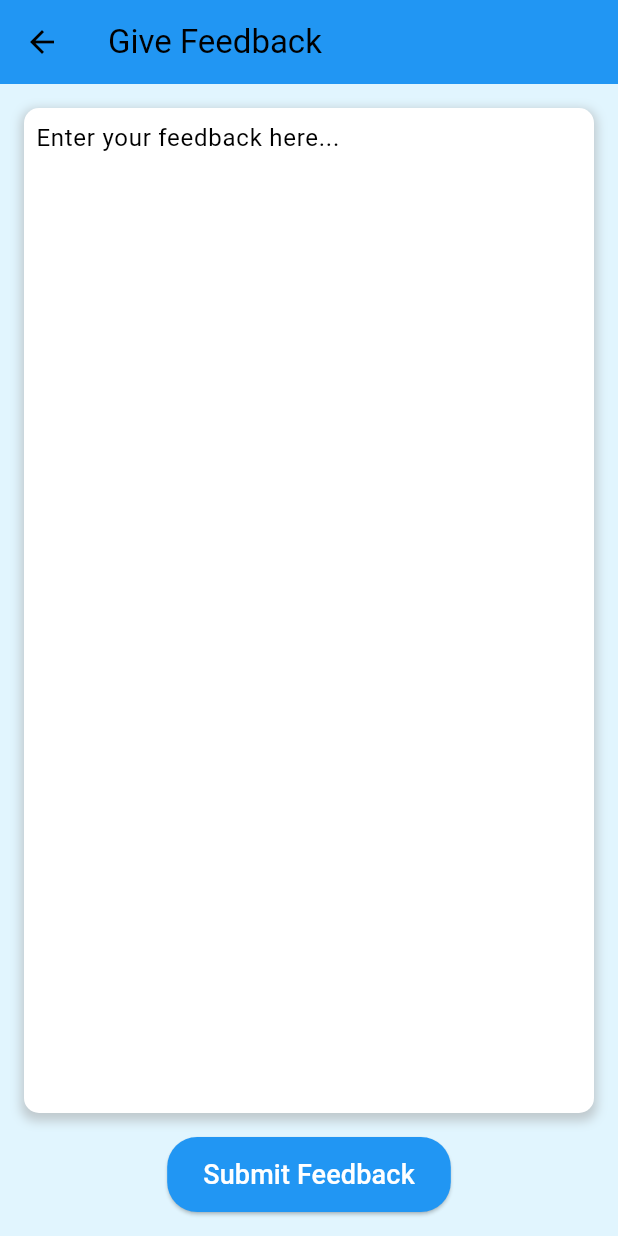
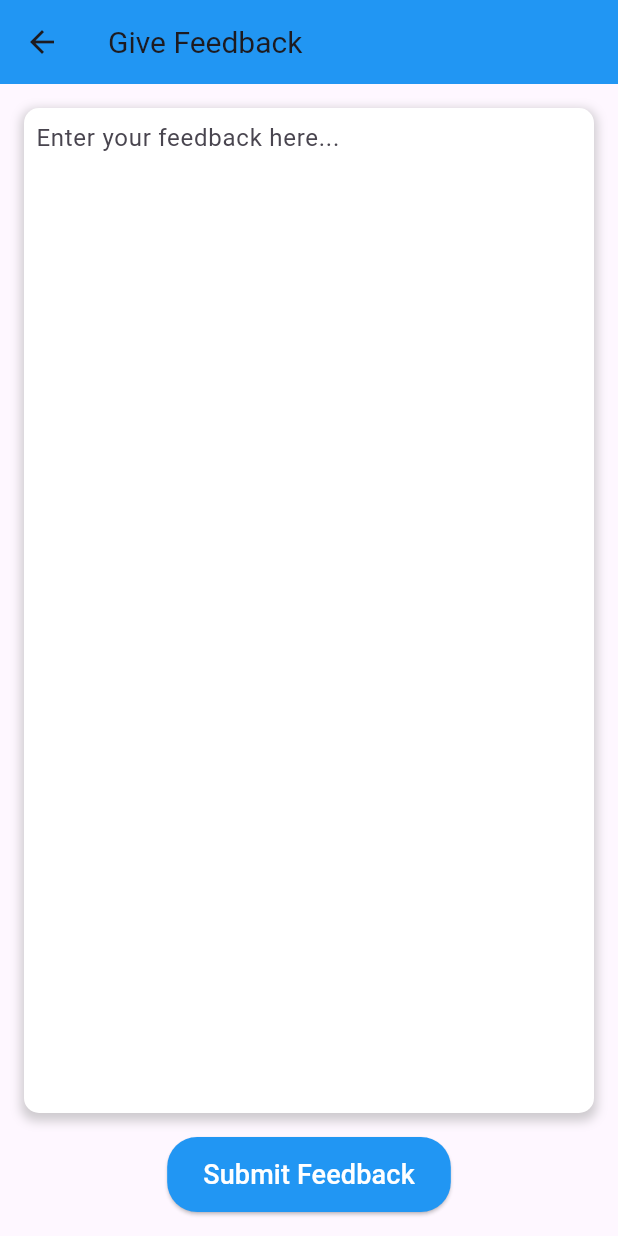
Before and after one commit to mohit-work/aqua, a Flutter app: the screen it shows after launch, in the side drawer, after a tap on "Give Feedback", on a phone screen of 412 x 824 dp. Run offline on Flutter 3.47's test engine with Material 3 defaults, Android fonts, the phone set to English and light mode, and no system bars; our stand-ins replace firebase_core, fl_chart; accounts and stored records are empty.

Commit message:
second commit

```diff
--- a/lib/main.dart
+++ b/lib/main.dart
@@ -1,19 +1,19 @@
 import 'package:flutter/material.dart';
 import 'dart:async' show Timer;
 import 'dart:math';
-
-// Import other pages
 import 'feedback.dart';
 import 'rate.dart';
 import 'contact.dart';
 import 'graph.dart';
 
 void main() {
-  runApp(MyApp());
+  runApp(const MyApp());
 }
 
 class MyApp extends StatefulWidget {
   static ThemeMode themeMode = ThemeMode.system;
+
+  const MyApp({super.key});
 
   static void updateThemeMode(ThemeMode mode) {
     themeMode = mode;
@@ -30,44 +30,44 @@ class _MyAppState extends State<MyApp> {
   Widget build(BuildContext context) {
     return MaterialApp(
       title: 'Chlorine Level Monitor',
-      theme: ThemeData.light().copyWith(
-        colorScheme: ColorScheme.fromSwatch(
-          primarySwatch: Colors.blue,
-          accentColor: Colors.lightBlueAccent,
-        ),
-        scaffoldBackgroundColor: Colors.lightBlue[50],
+      theme: ThemeData(
+        primarySwatch: Colors.teal,
+        hintColor: Colors.tealAccent,
         textTheme: const TextTheme(
           bodyText1: TextStyle(
             color: Colors.black87,
+            fontSize: 16.0,
           ),
           bodyText2: TextStyle(
             color: Colors.black87,
+            fontSize: 14.0,
           ),
           headline6: TextStyle(
-            color: Colors.black,
+            color: Colors.teal,
             fontFamily: 'Roboto',
+            fontSize: 20.0,
           ),
         ),
       ),
       darkTheme: ThemeData.dark().copyWith(
-        colorScheme: ColorScheme.fromSwatch(
-          primarySwatch: Colors.blue,
-          accentColor: Colors.lightBlueAccent,
-          brightness: Brightness.dark,
-        ),
-        scaffoldBackgroundColor: Colors.grey[900],
+        brightness: Brightness.dark,
         textTheme: const TextTheme(
           bodyText1: TextStyle(
-            color: Colors.white70, // Adjusted to a lighter shade of white
+            color: Colors.white70,
+            fontSize: 16.0,
           ),
           bodyText2: TextStyle(
-            color: Colors.white70, // Adjusted to a lighter shade of white
+            color: Colors.white70,
+            fontSize: 14.0,
           ),
           headline6: TextStyle(
-            color: Colors.white,
+            color: Colors.tealAccent,
             fontFamily: 'Roboto',
+            fontSize: 20.0,
           ),
         ),
+        colorScheme: ColorScheme.fromSwatch(primarySwatch: Colors.teal)
+            .copyWith(secondary: Colors.tealAccent),
       ),
       themeMode: MyApp.currentThemeMode,
       initialRoute: '/',
@@ -78,6 +78,8 @@ class _MyAppState extends State<MyApp> {
     );
   }
 }
+
+// ... rest of the code for ChlorineLevelScreen ...
 
 class ChlorineLevelScreen extends StatefulWidget {
   @override
@@ -192,15 +194,16 @@ class _ChlorineLevelScreenState extends State<ChlorineLevelScreen>
               begin: Alignment.topCenter,
               end: Alignment.bottomCenter,
               colors: [
-                Theme.of(context).colorScheme.background,
-                Theme.of(context).colorScheme.surface,
+                // Slightly darken the background color for the drawer
+                Theme.of(context).colorScheme.background.withOpacity(0.9),
+                Theme.of(context).colorScheme.surface.withOpacity(0.9),
               ],
             ),
           ),
           child: ListView(
             padding: EdgeInsets.zero,
             children: <Widget>[
-              DrawerHeader(
+              const DrawerHeader(
                 decoration: BoxDecoration(
                   color: Colors.transparent,
                 ),
@@ -213,7 +216,7 @@ class _ChlorineLevelScreenState extends State<ChlorineLevelScreen>
                 ),
               ),
               ListTile(
-                title: Text(
+                title: const Text(
                   'Give Feedback',
                   style: TextStyle(color: Colors.white),
                 ),
@@ -229,7 +232,7 @@ class _ChlorineLevelScreenState extends State<ChlorineLevelScreen>
                 },
               ),
               ListTile(
-                title: Text(
+                title: const Text(
                   'Rate Us',
                   style: TextStyle(color: Colors.white),
                 ),
@@ -245,7 +248,7 @@ class _ChlorineLevelScreenState extends State<ChlorineLevelScreen>
                 },
               ),
               ListTile(
-                title: Text(
+                title: const Text(
                   'Contact Us',
                   style: TextStyle(color: Colors.white),
                 ),
@@ -264,29 +267,6 @@ class _ChlorineLevelScreenState extends State<ChlorineLevelScreen>
           ),
         ),
       ),
-      floatingActionButton: FloatingActionButton(
-        onPressed: () {
-          setState(() {
-            isDarkMode = !isDarkMode;
-            // Toggle between light and dark themes
-            ThemeMode currentMode =
-                isDarkMode ? ThemeMode.dark : ThemeMode.light;
-            MyApp.updateThemeMode(currentMode);
-            if (currentMode == ThemeMode.light) {
-              ScaffoldMessenger.of(context).showSnackBar(
-                SnackBar(content: Text('Switching to Light Theme')),
-              );
-            } else {
-              ScaffoldMessenger.of(context).showSnackBar(
-                SnackBar(content: Text('Switching to Dark Theme')),
-              );
-            }
-          });
-        },
-        child: Icon(
-          isDarkMode ? Icons.light_mode : Icons.dark_mode,
-        ),
-      ),
     );
   }
 
--- a/lib/rate.dart
+++ b/lib/rate.dart
@@ -110,7 +110,7 @@ class _RatePageState extends State<RatePage> {
                 onPressed: _isSubmitting ? null : _submitRating,
                 style: ElevatedButton.styleFrom(
                   padding: EdgeInsets.symmetric(vertical: 16),
-                  backgroundColor: Colors.blue,
+                  backgroundColor: Color.fromARGB(255, 180, 230, 131),
                 ),
                 child: _isSubmitting
                     ? CircularProgressIndicator(
```
